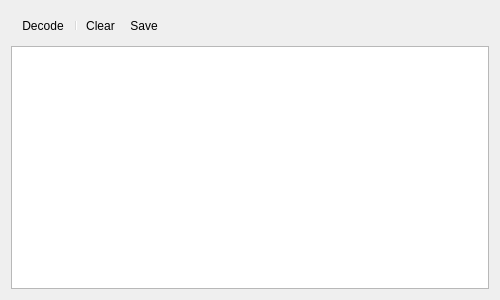
Before: the Qt Designer form trunk/src/QtRadio/Plugins/MultimonDecoder/MultimonDecoder.ui in wmoore/ghpsdr3-alex, drawn with Qt 5.
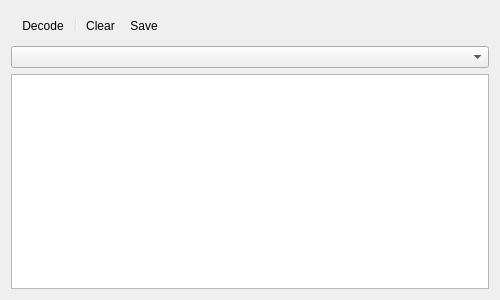
After: the same form once the commit is applied.

Diff of the .ui file:
```diff
--- a/trunk/src/QtRadio/Plugins/MultimonDecoder/MultimonDecoder.ui
+++ b/trunk/src/QtRadio/Plugins/MultimonDecoder/MultimonDecoder.ui
@@ -2,6 +2,14 @@
 <ui version="4.0">
  <class>MultimonDecoder</class>
  <widget class="QWidget" name="MultimonDecoder">
+  <property name="geometry">
+   <rect>
+    <x>0</x>
+    <y>0</y>
+    <width>500</width>
+    <height>300</height>
+   </rect>
+  </property>
   <property name="minimumSize">
    <size>
     <width>500</width>
@@ -12,7 +20,24 @@
    <bool>true</bool>
   </property>
   <layout class="QGridLayout" name="gridLayout_3">
-   <item row="0" column="0">
+   <item row="3" column="1">
+    <layout class="QGridLayout" name="gridLayout">
+     <property name="sizeConstraint">
+      <enum>QLayout::SetMaximumSize</enum>
+     </property>
+     <item row="0" column="0">
+      <widget class="QPlainTextEdit" name="textView">
+       <property name="readOnly">
+        <bool>true</bool>
+       </property>
+       <property name="maximumBlockCount">
+        <number>1000</number>
+       </property>
+      </widget>
+     </item>
+    </layout>
+   </item>
+   <item row="0" column="1">
     <widget class="QToolBar" name="mainToolBar">
      <property name="allowedAreas">
       <set>Qt::BottomToolBarArea|Qt::TopToolBarArea</set>
@@ -32,22 +57,12 @@
      <addaction name="actionSave"/>
     </widget>
    </item>
-   <item row="1" column="0">
-    <layout class="QGridLayout" name="gridLayout">
-     <property name="sizeConstraint">
-      <enum>QLayout::SetMaximumSize</enum>
+   <item row="1" column="1">
+    <widget class="QComboBox" name="DecoderComboBox">
+     <property name="currentText">
+      <string/>
      </property>
-     <item row="0" column="0">
-      <widget class="QPlainTextEdit" name="textView">
-       <property name="readOnly">
-        <bool>true</bool>
-       </property>
-       <property name="maximumBlockCount">
-        <number>1000</number>
-       </property>
-      </widget>
-     </item>
-    </layout>
+    </widget>
    </item>
   </layout>
   <action name="actionDecode">
```
